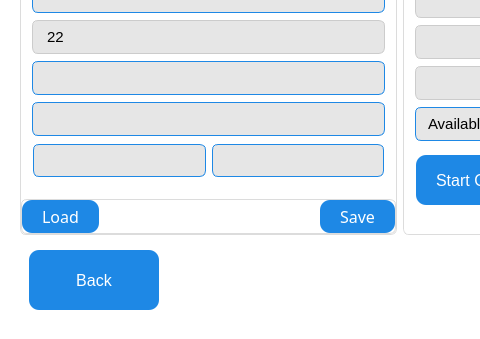
This is QT_APP/factsetting.ui in eSpark-Backup/nabilfesal-msm-fw as Qt 5 draws it before an edit; both pictures show x 0 to 480 and y 176 to 515 of the 800 by 515 pixel window. The edited form follows.
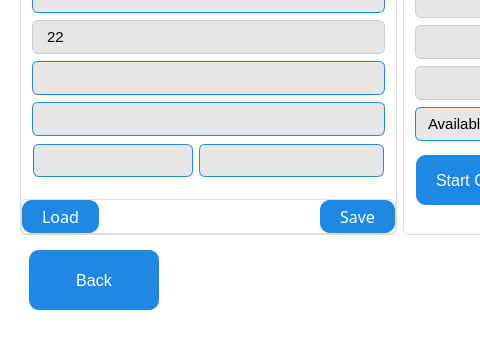
This is the edited form. The open tabs and pages were chosen to show the change.

```diff
--- a/QT_APP/factsetting.ui
+++ b/QT_APP/factsetting.ui
@@ -1398,6 +1398,18 @@
                   </property>
                   <item>
                    <widget class="QLineEdit" name="sftp_int">
+                    <property name="sizePolicy">
+                     <sizepolicy hsizetype="Fixed" vsizetype="Fixed">
+                      <horstretch>0</horstretch>
+                      <verstretch>0</verstretch>
+                     </sizepolicy>
+                    </property>
+                    <property name="maximumSize">
+                     <size>
+                      <width>160</width>
+                      <height>33</height>
+                     </size>
+                    </property>
                     <property name="focusPolicy">
                      <enum>Qt::ClickFocus</enum>
                     </property>
```
Left out of the diff: 5 changed lines with no effect on the pictures.
